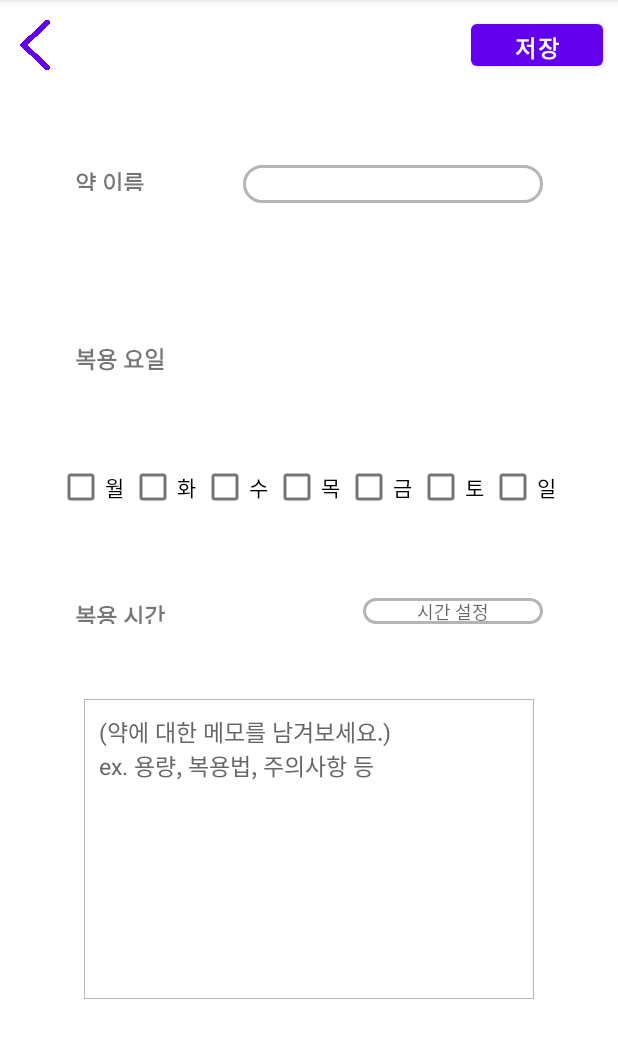
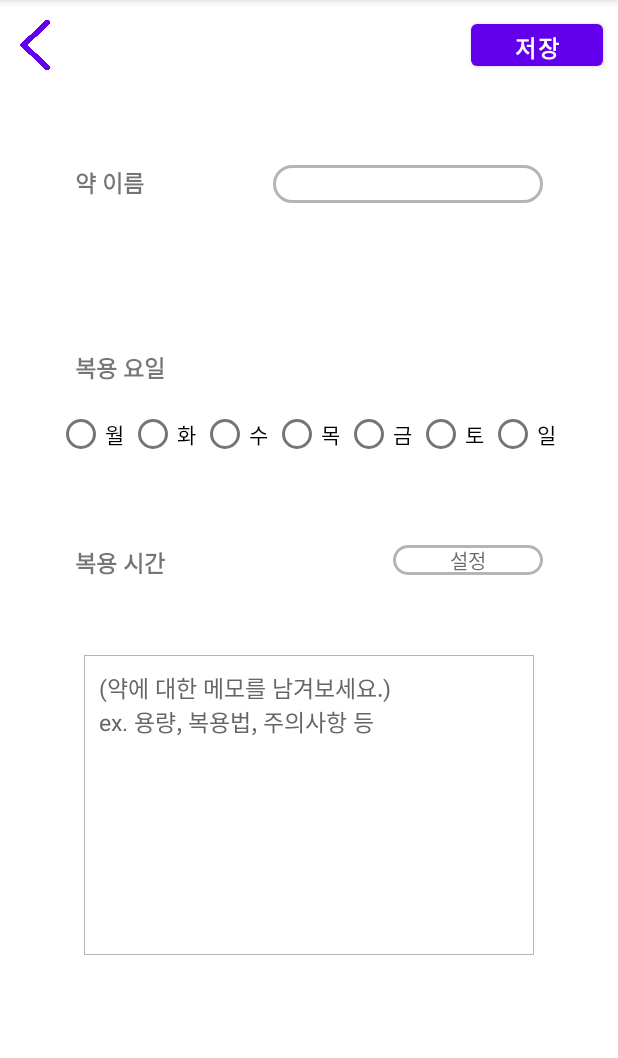
Before and after one commit to opensourceSW-13/pillsogood, an Android app: the SetalarmActivity screen opened directly, with no data from a screen before it, on a phone screen of 412 x 824 dp, the part 84-1142 px from its top. Run offline under Robolectric (Android 15) with nearby library versions, the phone set to English and light mode, and no system bars.

Commit message:
테스트 완료 (메모부분 수정 필요)

```diff
--- a/app/src/main/java/com/opensource13/pillsogood/SetalarmActivity.java
+++ b/app/src/main/java/com/opensource13/pillsogood/SetalarmActivity.java
@@ -2,25 +2,25 @@ package com.opensource13.pillsogood;
 
 import android.app.TimePickerDialog;
 import android.content.Intent;
-import android.database.Cursor;
 import android.database.sqlite.SQLiteDatabase;
 import android.graphics.Rect;
+import android.os.Build;
 import android.os.Bundle;
 import android.view.MotionEvent;
 import android.view.View;
 import android.view.inputmethod.InputMethodManager;
 import android.widget.Button;
-import android.widget.CheckBox;
 import android.widget.EditText;
+import android.widget.RadioButton;
 import android.widget.TextView;
 import android.widget.TimePicker;
 import android.widget.Toast;
 
 import androidx.appcompat.app.AppCompatActivity;
 
-import com.opensource13.pillsogood.SQLite.Mydrugitem;
 import com.opensource13.pillsogood.SQLite.SQLiteHelper;
 
+import java.security.PublicKey;
 import java.util.Calendar;
 
 public class SetalarmActivity extends AppCompatActivity {
@@ -55,16 +55,15 @@ public class SetalarmActivity extends AppCompatActivity {
 
 
         // 복용 요일 체크박스
-        final CheckBox cb_Mon = (CheckBox)findViewById(R.id.cb_Mon);
-        final CheckBox cb_Tue = (CheckBox)findViewById(R.id.cb_Tue);
-        final CheckBox cb_Wed = (CheckBox)findViewById(R.id.cb_Wed);
-        final CheckBox cb_Thu = (CheckBox)findViewById(R.id.cb_Thu);
-        final CheckBox cb_Fri = (CheckBox)findViewById(R.id.cb_Fri);
-        final CheckBox cb_Sat = (CheckBox)findViewById(R.id.cb_Sat);
-        final CheckBox cb_Sun = (CheckBox)findViewById(R.id.cb_Sun);
+        final RadioButton cb_Mon = (RadioButton) findViewById(R.id.cb_Mon);
+        final RadioButton cb_Tue = (RadioButton) findViewById(R.id.cb_Tue);
+        final RadioButton cb_Wed = (RadioButton) findViewById(R.id.cb_Wed);
+        final RadioButton cb_Thu = (RadioButton) findViewById(R.id.cb_Thu);
+        final RadioButton cb_Fri = (RadioButton) findViewById(R.id.cb_Fri);
+        final RadioButton cb_Sat = (RadioButton) findViewById(R.id.cb_Sat);
+        final RadioButton cb_Sun = (RadioButton) findViewById(R.id.cb_Sun);
 
         // 복용 시간 입력값 가져오기 (time picker 띄우기)
-        String time = "";
         TextView pillTime = (TextView) findViewById(R.id.pillTime);
         pillTime.setOnClickListener(new View.OnClickListener() {
 
@@ -75,20 +74,36 @@ public class SetalarmActivity extends AppCompatActivity {
                 int minute = cldr.get(Calendar.MINUTE);
 
                 // Time picker Dialog
-                TimePickerDialog picker;
 
-                picker = new TimePickerDialog(SetalarmActivity.this, android.R.style.Theme_Holo_Dialog_NoActionBar ,new TimePickerDialog.OnTimeSetListener() {
+                TimePickerDialog picker = new TimePickerDialog(SetalarmActivity.this, android.R.style.Theme_Holo_Dialog_NoActionBar, new TimePickerDialog.OnTimeSetListener() {
                     @Override
                     public void onTimeSet(TimePicker timePicker, int selectedHour, int selectedMinute) {
-                        String state = "AM";
+                        //String state = "AM";
                         // 선택한 시간이 12를 넘을경우 "PM"으로 변경 및 -12시간하여 출력 (ex : PM 6시 30분)
                         //if (selectedHour > 12) {
                         //    selectedHour -= 12;
                         //    state = "PM";
                         //}
+
+                        String hourString;
+                        String minuteString;
+
+                        if (selectedHour <10) {
+                            hourString = "0" + selectedHour;
+                        } else {
+                            hourString = String.valueOf(selectedHour);
+                        }
+
+                        if (selectedMinute < 10) {
+                            minuteString = "0" + selectedMinute;
+                        } else {
+                            minuteString = String.valueOf(selectedMinute);
+                        }
+
+                        String timeString = hourString + ":" + minuteString;
+
                         // EditText에 출력할 형식 지정
-                        pillTime.setText(selectedHour + ":" + selectedMinute);
-                        time.concat(selectedHour + ":" + selectedMinute);
+                        pillTime.setText(timeString);
                     }
                 }, hour, minute, true); // true의 경우 24시간 형식의 TimePicker 출현
                 picker.getWindow().setBackgroundDrawableResource((android.R.color.transparent));
@@ -114,9 +129,6 @@ public class SetalarmActivity extends AppCompatActivity {
             @Override
             public void onClick(View v) {
 
-                Toast.makeText(getApplicationContext(), "저장 완료", Toast.LENGTH_LONG).show();
-
-
                 // 약 이름 입력값 가져오기
                 EditText pillName = (EditText) findViewById(R.id.pillName);
                 String name = pillName.getText().toString();;
@@ -130,13 +142,19 @@ public class SetalarmActivity extends AppCompatActivity {
 
                 // 복용 요일 입력값 가져오기
                 String day = "";
-                if (cb_Mon.isChecked() == true) day += cb_Mon.getText().toString() + " ";
-                if (cb_Tue.isChecked() == true) day += cb_Tue.getText().toString() + " ";
-                if (cb_Wed.isChecked() == true) day += cb_Wed.getText().toString() + " ";
-                if (cb_Thu.isChecked() == true) day += cb_Thu.getText().toString() + " ";
-                if (cb_Fri.isChecked() == true) day += cb_Fri.getText().toString() + " ";
-                if (cb_Sat.isChecked() == true) day += cb_Sat.getText().toString() + " ";
-                if (cb_Sun.isChecked() == true) day += cb_Sun.getText().toString() + " ";
+                // 다중선택 가능하게 할 경우 -> 체크박스로 바꾼 후
+                // if (cb_Mon.isChecked() == true) day += cb_Mon.getText().toString() + " ";
+                if (cb_Mon.isChecked() == true) day = cb_Mon.getText().toString();
+                if (cb_Tue.isChecked() == true) day = cb_Tue.getText().toString();
+                if (cb_Wed.isChecked() == true) day = cb_Wed.getText().toString();
+                if (cb_Thu.isChecked() == true) day = cb_Thu.getText().toString();
+                if (cb_Fri.isChecked() == true) day = cb_Fri.getText().toString();
+                if (cb_Sat.isChecked() == true) day = cb_Sat.getText().toString();
+                if (cb_Sun.isChecked() == true) day = cb_Sun.getText().toString();
+
+
+                // 복용 시간 입력값 가져오기
+                String time =  pillTime.getText().toString();
 
 
                 // 메모 입력값 가져오기
@@ -147,9 +165,11 @@ public class SetalarmActivity extends AppCompatActivity {
                 // DB에 항목 추가
                 SQLiteDatabase db;
 
+
                 db = helper.getWritableDatabase();
-                db.execSQL("insert into MYDRUG values('"+name+"', '"+day+"', '"+time+"', '"+memo+"')");
+                db.execSQL("insert into MYDRUG values('" + name + "', '" + day + "', '" + time + "')");
 
+                Toast.makeText(getApplicationContext(), "저장 완료", Toast.LENGTH_LONG).show();
 
                 // 화면 3으로 액티비티 전환
                 Intent intent = new Intent(getApplicationContext(), MydrugActivity.class);
--- a/app/src/main/res/layout/activity_setalarm.xml
+++ b/app/src/main/res/layout/activity_setalarm.xml
@@ -41,7 +41,7 @@
 
         <RelativeLayout
             android:layout_width="match_parent"
-            android:layout_height="117dp"
+            android:layout_height="wrap_content"
             android:orientation="horizontal">
 
             <TextView
@@ -57,7 +57,7 @@
 
             <EditText
                 android:id="@+id/pillName"
-                android:layout_width="200dp"
+                android:layout_width="180dp"
                 android:layout_height="25dp"
                 android:layout_alignParentRight="true"
                 android:layout_marginStart="50dp"
@@ -68,76 +68,85 @@
 
         </RelativeLayout>
 
+        <RelativeLayout
+            android:layout_width="match_parent"
+            android:layout_height="wrap_content">
+
             <TextView
+                android:id="@+id/text_day"
                 android:layout_width="wrap_content"
-            android:layout_height="wrap_content"
+                android:layout_height="30dp"
                 android:layout_margin="50dp"
+                android:layout_alignParentLeft="true"
                 android:gravity="center_horizontal"
                 android:text="복용 요일"
                 android:textAppearance="@style/TextAppearance.AppCompat.Small"
                 android:textSize="15dp"
                 android:textStyle="bold" />
 
-        <LinearLayout
+            <RadioGroup
                 android:layout_width="match_parent"
                 android:layout_height="wrap_content"
+                android:layout_alignBottom="@+id/text_day"
+                android:layout_marginBottom="-50dp"
                 android:gravity="center_horizontal"
                 android:orientation="horizontal">
 
-            <CheckBox
+                <RadioButton
                     android:id="@+id/cb_Mon"
                     android:layout_width="wrap_content"
                     android:layout_height="wrap_content"
-                android:textAppearance="@style/TextAppearance.AppCompat.Small"
-                android:text="월" />
+                    android:text="월"
+                    android:textAppearance="@style/TextAppearance.AppCompat.Small" />
 
-            <CheckBox
+                <RadioButton
                     android:id="@+id/cb_Tue"
                     android:layout_width="wrap_content"
                     android:layout_height="wrap_content"
-                android:textAppearance="@style/TextAppearance.AppCompat.Small"
-                android:text="화" />
+                    android:text="화"
+                    android:textAppearance="@style/TextAppearance.AppCompat.Small" />
 
-            <CheckBox
+                <RadioButton
                     android:id="@+id/cb_Wed"
                     android:layout_width="wrap_content"
                     android:layout_height="wrap_content"
-                android:textAppearance="@style/TextAppearance.AppCompat.Small"
-                android:text="수" />
+                    android:text="수"
+                    android:textAppearance="@style/TextAppearance.AppCompat.Small" />
 
-            <CheckBox
+                <RadioButton
                     android:id="@+id/cb_Thu"
                     android:layout_width="wrap_content"
                     android:layout_height="wrap_content"
-                android:textAppearance="@style/TextAppearance.AppCompat.Small"
-                android:text="목" />
+                    android:text="목"
+                    android:textAppearance="@style/TextAppearance.AppCompat.Small" />
 
-            <CheckBox
+                <RadioButton
                     android:id="@+id/cb_Fri"
                     android:layout_width="wrap_content"
                     android:layout_height="wrap_content"
-                android:textAppearance="@style/TextAppearance.AppCompat.Small"
-                android:text="금" />
+                    android:text="금"
+                    android:textAppearance="@style/TextAppearance.AppCompat.Small" />
 
-            <CheckBox
+                <RadioButton
                     android:id="@+id/cb_Sat"
                     android:layout_width="wrap_content"
                     android:layout_height="wrap_content"
-                android:textAppearance="@style/TextAppearance.AppCompat.Small"
-                android:text="토" />
+                    android:text="토"
+                    android:textAppearance="@style/TextAppearance.AppCompat.Small" />
 
-            <CheckBox
+                <RadioButton
                     android:id="@+id/cb_Sun"
                     android:layout_width="wrap_content"
                     android:layout_height="wrap_content"
-                android:textAppearance="@style/TextAppearance.AppCompat.Small"
-                android:text="일" />
+                    android:text="일"
+                    android:textAppearance="@style/TextAppearance.AppCompat.Small" />
 
-        </LinearLayout>
+            </RadioGroup>
+        </RelativeLayout>
 
         <RelativeLayout
         android:layout_width="match_parent"
-        android:layout_height="117dp"
+        android:layout_height="wrap_content"
         android:orientation="horizontal"
         >
 
@@ -154,12 +163,12 @@
 
         <TextView
             android:id="@+id/pillTime"
-            android:layout_width="120dp"
-            android:layout_height="wrap_content"
+            android:layout_width="100dp"
+            android:layout_height="20dp"
             android:layout_alignParentRight="true"
             android:layout_margin="50dp"
-            android:hint="시간 설정"
-            android:textSize="12dp"
+            android:hint="설정"
+            android:textSize="13dp"
             android:background="@drawable/input_text"
             android:gravity="center_horizontal" />
 
@@ -170,12 +179,12 @@
             android:layout_width="300dp"
             android:layout_height="200dp"
             android:layout_gravity="center"
+            android:background="@drawable/memoborder"
             android:gravity="top"
-            android:background="@drawable/memoborder"
+            android:hint="(약에 대한 메모를 남겨보세요.)\nex. 용량, 복용법, 주의사항 등"
+            android:padding="10dp"
             android:textColorHint="#656668"
-            android:padding="10dp"
-            android:textSize="15dp"
-            android:hint="(약에 대한 메모를 남겨보세요.)\nex. 용량, 복용법, 주의사항 등" />
+            android:textSize="15dp" />
 
     </LinearLayout>
 
```
Lines whose indentation alone changed are shown as unchanged.
